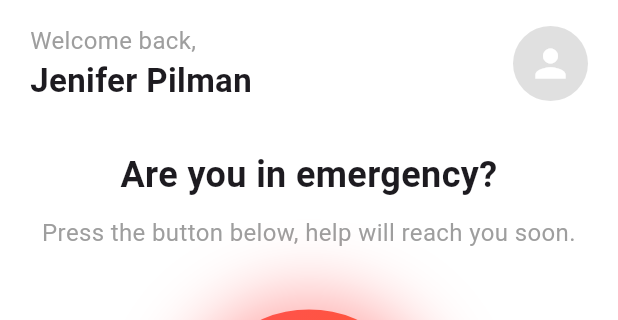
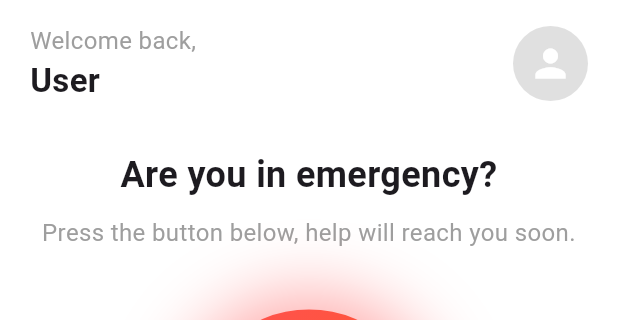
Before and after one commit to Raseelp/AIEmergency-App, a Flutter app: the Home screen opened directly, after a tap on an icon or button, on a phone screen of 412 x 824 dp, the part 61-381 px from its top. Run offline on Flutter 3.47's test engine with Material 3 defaults, Android fonts, the phone set to English and light mode, and no system bars; drawn by our look-alikes of flutter_map; our stand-ins replace fluttertoast, font_awesome_flutter, geocoding, geolocator, latlong2, permission_handler and 1 more; accounts and stored records are empty.

Commit message:
Greeting user based on the username from login table

```diff
--- a/lib/Pages/home.dart
+++ b/lib/Pages/home.dart
@@ -25,6 +25,7 @@ class _HomeState extends State<Home> {
   String _currentLocationStatus = "Press the button to get the location";
   double? _latitude;
   double? _longitude;
+  String username = 'User';
   final MapController _mapController = MapController();
   LatLng? currentLocation = LatLng(11.2588, 75.7804);
   List<Ambulance> fetchedAmbulances = [];
@@ -33,6 +34,7 @@ class _HomeState extends State<Home> {
   @override
   void initState() {
     _fetchambulancesOnInit();
+    showUsername();
     Future.delayed(const Duration(milliseconds: 300), () {
       setState(() {
         _isMapReady = true;
@@ -61,9 +63,42 @@ class _HomeState extends State<Home> {
     });
   }
 
+  Future<String?> getUsername() async {
+    SharedPreferences sh = await SharedPreferences.getInstance();
+    String? lid = sh.getString('lid');
+    String? url = sh.getString('url');
+    print(url);
+
+    try {
+      final response = await http.get(Uri.parse(url! + 'get-username/$lid/'));
+
+      if (response.statusCode == 200) {
+        final data = json.decode(response.body);
+        return data['username'];
+      } else {
+        print('Error: ${response.body}');
+        return null;
+      }
+    } catch (e) {
+      print('Exception: $e');
+      return null;
+    }
+  }
+
+  Future<void> showUsername() async {
+    String? fetchedUsername = await getUsername();
+    if (fetchedUsername != null) {
+      setState(() {
+        username = fetchedUsername;
+      });
+    } else {
+      print('User not found or error occurred');
+    }
+  }
+
   Future<void> sendSOSRequest() async {
     SharedPreferences sh = await SharedPreferences.getInstance();
-    String? url = sh.getString('url'); // Keep null safety handling
+    String? url = sh.getString('url');
     String? lid = sh.getString('lid');
 
     if (url == null || lid == null || url.isEmpty || lid.isEmpty) {
@@ -163,42 +198,6 @@ class _HomeState extends State<Home> {
     }
   }
 
-  // Future<void> _getCurrentLocation() async {
-  //   try {
-  //     LocationPermission permission = await Geolocator.checkPermission();
-
-  //     if (permission == LocationPermission.denied) {
-  //       permission = await Geolocator.requestPermission();
-  //       if (permission == LocationPermission.denied) {
-  //         setState(() {
-  //           _currentLocation = 'Location permissions are denied';
-  //         });
-  //         return;
-  //       }
-  //     }
-
-  //     if (permission == LocationPermission.deniedForever) {
-  //       setState(() {
-  //         _currentLocation = 'Location permissions are permanently denied';
-  //       });
-  //       return;
-  //     }
-
-  //     Position position = await Geolocator.getCurrentPosition(
-  //         desiredAccuracy: LocationAccuracy.high);
-  //     _latitude = position.latitude;
-  //     _longitude = position.longitude;
-
-  //     setState(() {
-  //       _currentLocation = 'Latitude: $_latitude, Longitude: $_longitude';
-  //     });
-  //   } catch (e) {
-  //     setState(() {
-  //       _currentLocation = 'Unable to fetch location: $e';
-  //     });
-  //   }
-
-  // }
   @override
   Widget build(BuildContext context) {
     final screenheight = MediaQuery.of(context).size.height;
@@ -247,33 +246,20 @@ class _HomeState extends State<Home> {
                 child: Column(
                   crossAxisAlignment: CrossAxisAlignment.center,
                   children: [
-                    // const SizedBox(height: 20),
-                    // const SizedBox(height: 20),
-                    // Text(
-                    //   _currentLocation,
-                    //   style: const TextStyle(fontSize: 16, color: Colors.grey),
-                    // ),
-                    // const SizedBox(height: 10),
-                    // ElevatedButton(
-                    //   onPressed: _getCurrentLocation,
-                    //   child: const Text("Get Current Location"),
-                    // ),
-
-                    // User Greeting
                     Row(
                       mainAxisAlignment: MainAxisAlignment.spaceBetween,
                       children: [
-                        const Column(
+                        Column(
                           crossAxisAlignment: CrossAxisAlignment.start,
                           children: [
-                            Text(
+                            const Text(
                               "Welcome back,",
                               style:
                                   TextStyle(fontSize: 16, color: Colors.grey),
                             ),
                             Text(
-                              "Jenifer Pilman",
-                              style: TextStyle(
+                              username,
+                              style: const TextStyle(
                                   fontSize: 22, fontWeight: FontWeight.bold),
                             ),
                           ],
```
